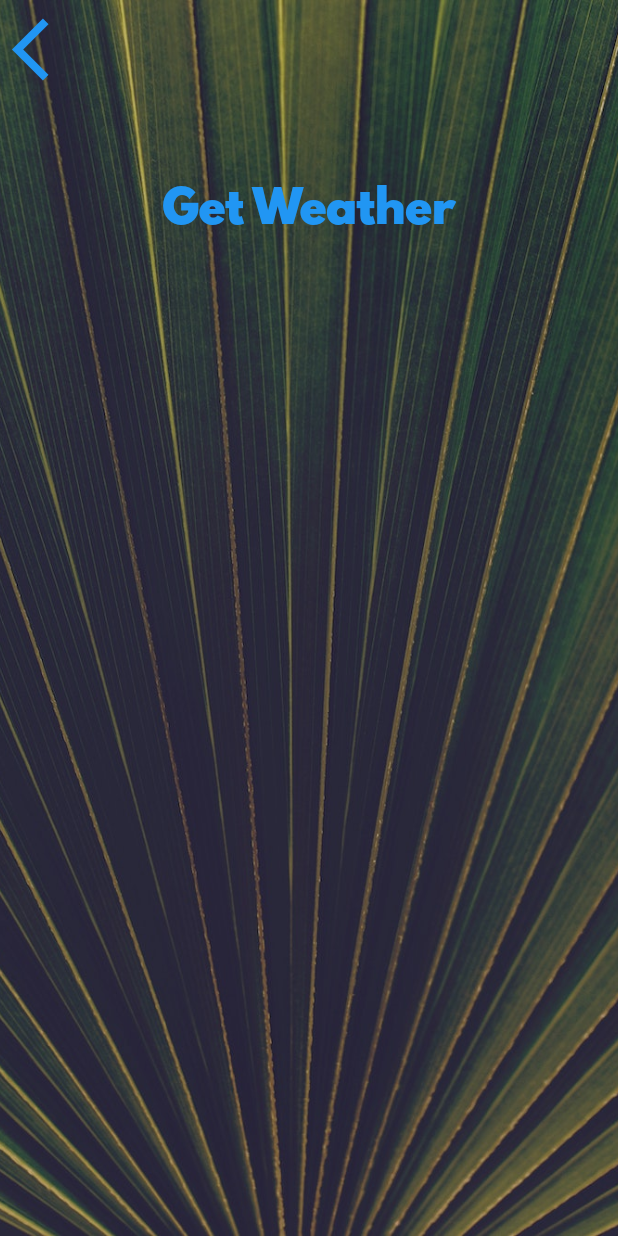
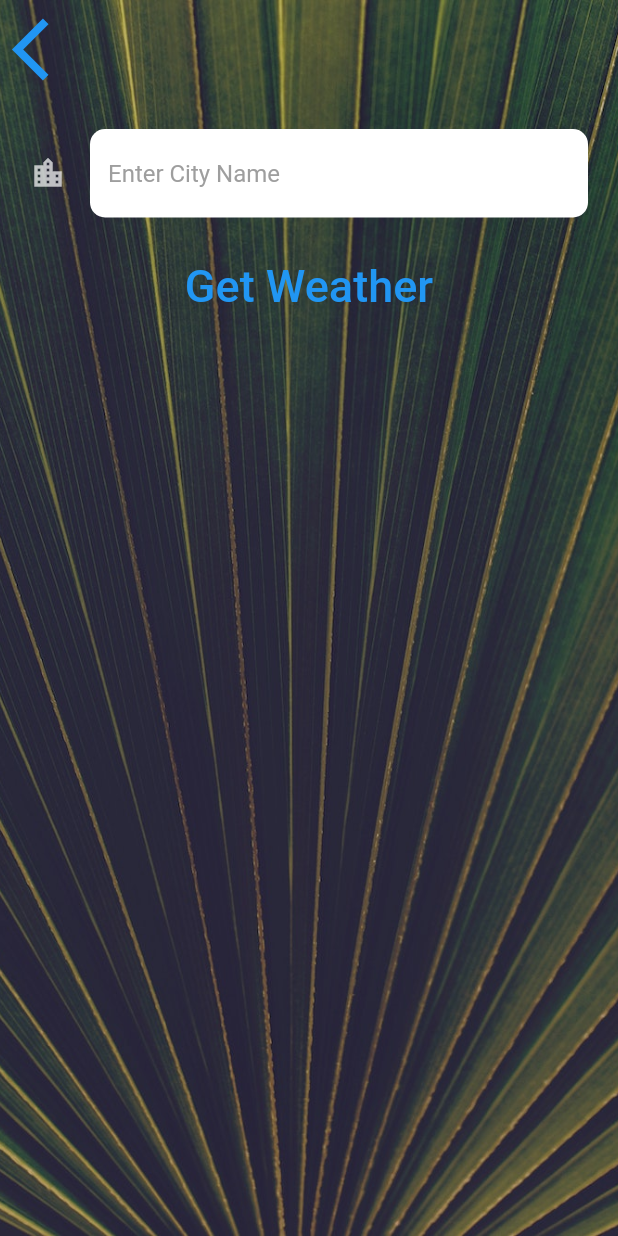
Before and after one commit to Aprian-rie/Clima-WeatherApp, a Flutter app: the CityScreen screen opened directly, on a phone screen of 412 x 824 dp. Run offline on Flutter 3.47's test engine with Material 2 defaults, Android fonts, the phone set to English and light mode, and no system bars; our stand-ins replace flutter_spinkit, geolocator; network calls fail; Roboto replaces fonts that are missing (Spartan MB-Black).

```diff
--- a/clima_flutter/lib/screens/city_screen.dart
+++ b/clima_flutter/lib/screens/city_screen.dart
@@ -9,6 +9,7 @@ class CityScreen extends StatefulWidget {
 }
 
 class _CityScreenState extends State<CityScreen> {
+  String cityName = '';
   @override
   Widget build(BuildContext context) {
     return Scaffold(
@@ -26,7 +27,9 @@ class _CityScreenState extends State<CityScreen> {
               Align(
                 alignment: Alignment.topLeft,
                 child: TextButton(
-                  onPressed: () {},
+                  onPressed: () {
+                    Navigator.pop(context);
+                  },
                   child: Icon(
                     Icons.arrow_back_ios,
                     size: 50.0,
@@ -35,10 +38,20 @@ class _CityScreenState extends State<CityScreen> {
               ),
               Container(
                 padding: EdgeInsets.all(20.0),
-                child: null,
+                child: TextField(
+                  style: TextStyle(
+                    color: Colors.black,
+                  ),
+                  decoration: kTextFieldInputDecoration,
+                  onChanged: (value) {
+                    cityName = value;
+                  },
+                ),
               ),
               TextButton(
-                onPressed: () {},
+                onPressed: () {
+                  Navigator.pop(context, cityName);
+                },
                 child: Text(
                   'Get Weather',
                   style: kButtonTextStyle,
--- a/clima_flutter/lib/services/locations.dart
+++ b/clima_flutter/lib/services/locations.dart
@@ -1,5 +1,4 @@
 import 'package:geolocator/geolocator.dart';
-import 'package:flutter/material.dart';
 
 class Location {
   double latitude = 0.0;
--- a/clima_flutter/lib/utilities/constants.dart
+++ b/clima_flutter/lib/utilities/constants.dart
@@ -12,9 +12,26 @@ const kMessageTextStyle = TextStyle(
 
 const kButtonTextStyle = TextStyle(
   fontSize: 30.0,
-  fontFamily: 'Spartan MB',
+  fontFamily: 'Spartan MB-Black',
 );
 
 const kConditionTextStyle = TextStyle(
   fontSize: 100.0,
 );
+const kTextFieldInputDecoration = InputDecoration(
+    filled: true,
+    fillColor: Colors.white,
+    icon: Icon(
+      Icons.location_city,
+    ),
+    hintText: 'Enter City Name',
+    hintStyle: TextStyle(
+      color: Colors.grey,
+    ),
+    border: OutlineInputBorder(
+      borderRadius: BorderRadius.all(
+        Radius.circular(10),
+      ),
+      borderSide: BorderSide.none,
+    ),
+);
```
Also changed, not shown: clima_flutter/lib/screens/loading_screen.dart (+10 -19 lines), clima_flutter/lib/screens/location_screen.dart (+52 -10 lines), clima_flutter/lib/services/weather.dart (+25 -0 lines).
